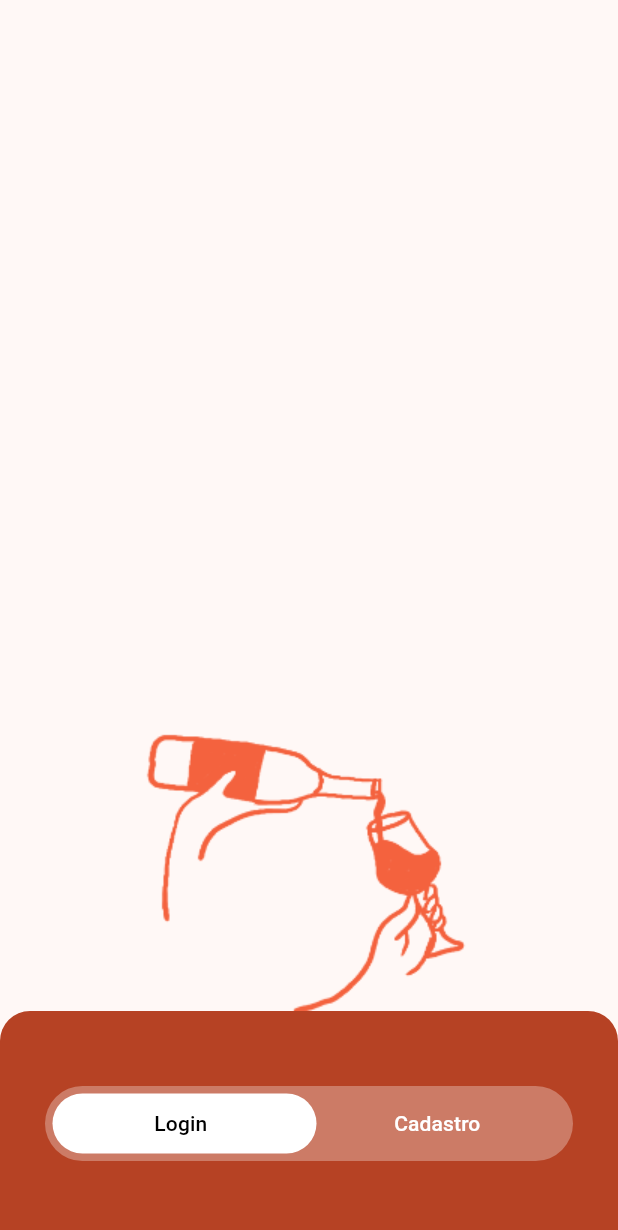
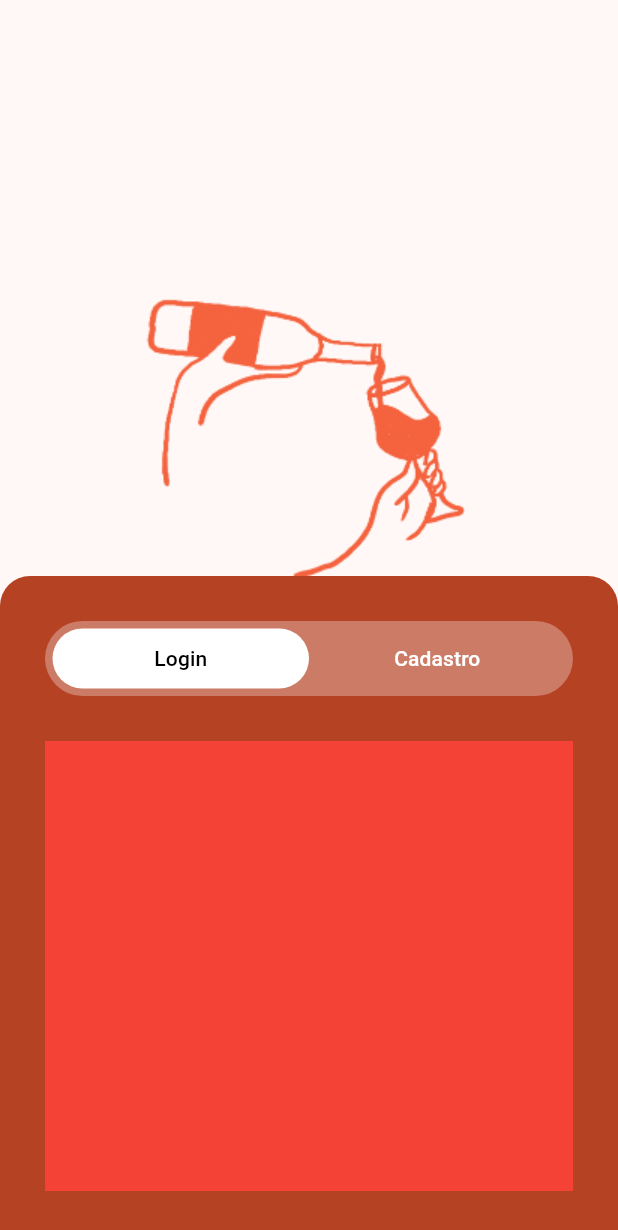
Before and after one commit to ceduardolima/sommelier, a Flutter app: the screen it shows after launch, on a phone screen of 412 x 824 dp. Shown: the top 1230 px of the screen. Run offline on Flutter 3.47's test engine with Material 3 defaults, Android fonts, the phone set to English and light mode, and no system bars; our stand-ins replace go_router.

Commit message:
adding pagination at login bottom sheet

```diff
--- a/lib/ui/core/ui/widgets/bottom_sheet_container.dart
+++ b/lib/ui/core/ui/widgets/bottom_sheet_container.dart
@@ -1,8 +1,13 @@
 import 'package:flutter/material.dart';
 
 class BottomSheetContainer extends StatelessWidget {
-  const BottomSheetContainer({super.key, required this.child});
+  const BottomSheetContainer({
+    super.key,
+    required this.child,
+    required this.padding,
+  });
   final Widget child;
+  final EdgeInsets? padding;
 
   @override
   Widget build(BuildContext context) {
@@ -13,7 +18,7 @@ class BottomSheetContainer extends StatelessWidget {
         color: Theme.of(context).colorScheme.primaryContainer,
         borderRadius: BorderRadius.vertical(top: Radius.circular(20)),
       ),
-      padding: const EdgeInsets.symmetric(vertical: 50, horizontal: 30),
+      padding: padding,
       child: child,
     );
   }
--- a/lib/ui/login/widgets/login_screen.dart
+++ b/lib/ui/login/widgets/login_screen.dart
@@ -1,10 +1,26 @@
 import 'package:flutter/material.dart';
+import 'package:logging/logging.dart';
 import 'package:sommelier/ui/core/static/assets.dart';
 import 'package:sommelier/ui/core/ui/widgets/bottom_sheet_container.dart';
 import 'package:sommelier/ui/login/widgets/login_switcher.dart';
 
-class LoginScreen extends StatelessWidget {
+class LoginScreen extends StatefulWidget {
   const LoginScreen({super.key});
+
+  @override
+  State<LoginScreen> createState() => _LoginScreenState();
+}
+
+class _LoginScreenState extends State<LoginScreen> {
+  late PageController _pageController;
+  final _duration = Duration(milliseconds: 200);
+  final _curve = Curves.easeInOutCubic;
+
+  @override
+  void initState() {
+    super.initState();
+    _pageController = PageController(initialPage: 0);
+  }
 
   @override
   Widget build(BuildContext context) {
@@ -24,9 +40,38 @@ class LoginScreen extends StatelessWidget {
               ),
             ),
             BottomSheetContainer(
+              padding: EdgeInsets.all(30),
               child: Column(
                 crossAxisAlignment: CrossAxisAlignment.stretch,
-                children: [LoginSwitcher()],
+                spacing: 30,
+                children: [
+                  LoginSwitcher(
+                    onChange: (bool isLogin) {
+                      if (isLogin) {
+                        _previousPage();
+                      } else {
+                        _nextPage();
+                      }
+                    },
+                  ),
+                  SizedBox(
+                    height: 300,
+                    child: PageView(
+                      controller: _pageController,
+                      physics: NeverScrollableScrollPhysics(),
+                      children: [
+                        Container(
+                          constraints: BoxConstraints.expand(),
+                          color: Colors.red,
+                        ),
+                        Container(
+                          constraints: BoxConstraints.expand(),
+                          color: Colors.blue,
+                        ),
+                      ],
+                    ),
+                  ),
+                ],
               ),
             ),
           ],
@@ -34,4 +79,12 @@ class LoginScreen extends StatelessWidget {
       ),
     );
   }
+
+  void _nextPage() {
+    _pageController.nextPage(duration: _duration, curve: _curve);
+  }
+
+  void _previousPage() {
+    _pageController.previousPage(duration: _duration, curve: _curve);
+  }
 }
--- a/lib/ui/login/widgets/login_switcher.dart
+++ b/lib/ui/login/widgets/login_switcher.dart
@@ -3,56 +3,66 @@ import 'package:logging/logging.dart';
 import 'package:sommelier/ui/core/localization/applocalization.dart';
 
 class LoginSwitcher extends StatefulWidget {
-  const LoginSwitcher({super.key});
+  const LoginSwitcher({
+    super.key,
+    required this.onChange,
+    this.curve,
+    this.duration,
+  });
+
+  final void Function(bool isLogin) onChange;
+  final Curve? curve;
+  final Duration? duration;
 
   @override
   State<LoginSwitcher> createState() => _LoginSwitcherState();
 }
 
 class _LoginSwitcherState extends State<LoginSwitcher> {
+  static const _padding = 5.0;
+  static const _maxHeight = 50.0;
+
   bool _loginPosition = true;
   bool _animationFinished = false;
+
+  bool get _loginIsFocused => _loginPosition && !_animationFinished;
 
   @override
   Widget build(BuildContext context) {
     final theme = Theme.of(context);
-    final loginIsFocused = _loginPosition && !_animationFinished;
+    final circularRadius = BorderRadius.circular(9999);
 
     return LayoutBuilder(
       builder: (context, constraint) {
-        final maxWidth = constraint.maxWidth;
-        final maxHeight = 50.0;
-
         return Container(
-          constraints: constraint.copyWith(maxHeight: maxHeight),
+          constraints: constraint.copyWith(maxHeight: _maxHeight),
           decoration: BoxDecoration(
             color: Colors.white30,
-            borderRadius: BorderRadius.circular(9999),
+            borderRadius: circularRadius,
           ),
-          padding: EdgeInsets.all(5),
+          padding: EdgeInsets.all(_padding),
           child: Stack(
             children: [
               AnimatedAlign(
                 onEnd: () {
                   setState(() {
-                    Logger("").info("ended");
                     _animationFinished = !_animationFinished;
                   });
                 },
-                duration: const Duration(milliseconds: 200),
-                curve: Curves.easeInOutCubic,
+                duration: widget.duration ?? const Duration(milliseconds: 200),
+                curve: widget.curve ?? Curves.easeInOutCubic,
                 alignment:
                     _loginPosition
                         ? Alignment.centerLeft
                         : Alignment.centerRight,
                 child: Container(
                   constraints: BoxConstraints.expand(
-                    height: maxHeight,
-                    width: maxWidth / 2,
+                    height: _maxHeight,
+                    width: _switcherWidth(constraint),
                   ),
                   decoration: BoxDecoration(
                     color: Colors.white,
-                    borderRadius: BorderRadius.circular(9999),
+                    borderRadius: circularRadius,
                   ),
                   alignment: Alignment.center,
                 ),
@@ -63,18 +73,14 @@ class _LoginSwitcherState extends State<LoginSwitcher> {
                 children: [
                   Expanded(
                     child: GestureDetector(
-                      onTap: () {
-                        setState(() {
-                          _loginPosition = true;
-                        });
-                      },
+                      onTap: _switchToLogin,
                       child: Container(
                         alignment: Alignment.center,
                         child: Text(
                           AppLocalization.of(context).get('login'),
                           style: theme.textTheme.titleSmall?.copyWith(
                             color:
-                                loginIsFocused
+                                _loginIsFocused
                                     ? theme.colorScheme.onSurfaceVariant
                                     : theme.colorScheme.onPrimary,
                           ),
@@ -84,18 +90,14 @@ class _LoginSwitcherState extends State<LoginSwitcher> {
                   ),
                   Expanded(
                     child: GestureDetector(
-                      onTap: () {
-                        setState(() {
-                          _loginPosition = false;
-                        });
-                      },
+                      onTap: _switchToRegister,
                       child: Container(
                         alignment: Alignment.center,
                         child: Text(
                           AppLocalization.of(context).get('register'),
                           style: theme.textTheme.titleSmall?.copyWith(
                             color:
-                                !loginIsFocused
+                                !_loginIsFocused
                                     ? theme.colorScheme.onSurfaceVariant
                                     : theme.colorScheme.onPrimary,
                           ),
@@ -111,4 +113,25 @@ class _LoginSwitcherState extends State<LoginSwitcher> {
       },
     );
   }
+
+  double _switcherWidth(BoxConstraints constraint) {
+    if (constraint.maxWidth <= 0) {
+      return 100;
+    }
+    return (constraint.maxWidth / 2) - _padding;
+  }
+
+  void _switchToLogin() {
+    setState(() {
+      _loginPosition = true;
+    });
+    widget.onChange(true);
+  }
+
+  void _switchToRegister() {
+    setState(() {
+      _loginPosition = false;
+    });
+    widget.onChange(false);
+  }
 }
--- a/lib/ui/on_boarding/widgets/on_boarding_screen.dart
+++ b/lib/ui/on_boarding/widgets/on_boarding_screen.dart
@@ -26,6 +26,7 @@ class OnBoardingScreen extends StatelessWidget {
             cacheWidth: imageWidth,
           ),
           BottomSheetContainer(
+            padding: const EdgeInsets.symmetric(vertical: 50, horizontal: 30),
             child: Column(
               crossAxisAlignment: CrossAxisAlignment.stretch,
               spacing: 20,
```
